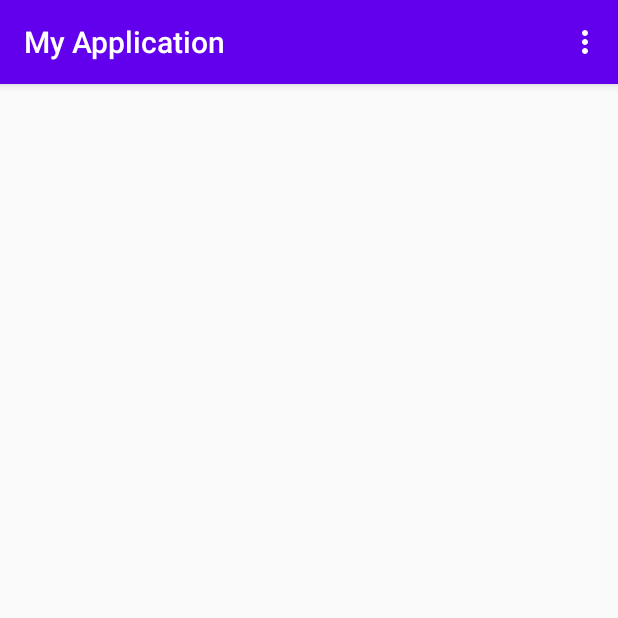
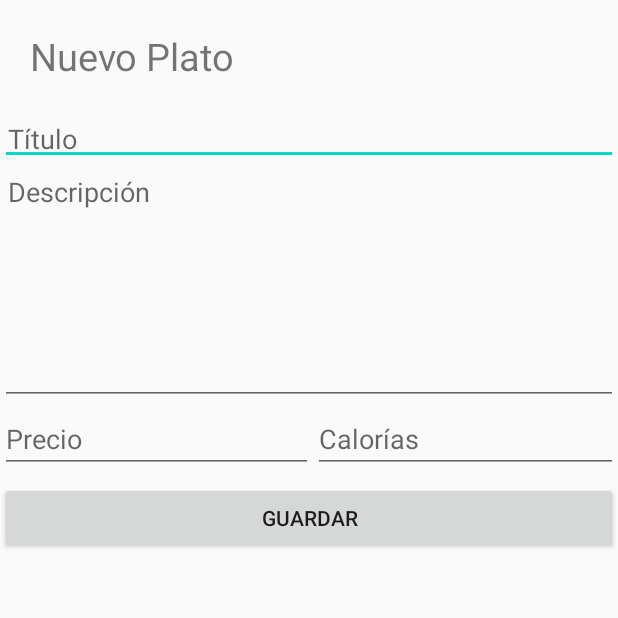
Before and after one commit to AgustinGHunzicker/App01, an Android app: the screen it shows after launch (Home before the commit, NuevoPlato after it), in the options menu, after a tap on "Crear Ítem", on a phone screen of 412 x 824 dp, the top half of it. Run offline under Robolectric (Android 15) with nearby library versions, the phone set to English and light mode, and no system bars.

Commit message:
-Agregar la funcionalidad: "Al presionar el botón “Guardar”, se debe crear una nueva instancia de Plato, para lo cual previamente deberá definir la clase Plato, junto con su constructor, getters y setters." -Hay que agregar la toolbar en las pantallas secundarias?

```diff
--- a/app/src/main/AndroidManifest.xml
+++ b/app/src/main/AndroidManifest.xml
@@ -13,6 +13,9 @@
         <activity android:name=".MainActivity"
             android:label="SignUp">
         </activity>
+        <activity android:name=".NuevoPlato"
+            android:label="SignUp">
+        </activity>
 
         <activity android:name=".Home">
             <intent-filter>
--- a/app/src/main/java/com/example/myapplication/Home.java
+++ b/app/src/main/java/com/example/myapplication/Home.java
@@ -39,6 +39,8 @@ public class Home extends AppCompatActivity {
                 Log.d("Tag1", "REGISTRARME");
                 break;
             case R.id.menuOption2:
+                Intent pantallaNuevoPlato = new Intent(this, NuevoPlato.class);
+                startActivity(pantallaNuevoPlato);
                 Log.d("Tag2", "CREAR ITEM");
                 break;
             case R.id.menuOption3:
--- /dev/null
+++ b/app/src/main/java/com/example/myapplication/NuevoPlato.java
@@ -0,0 +1,25 @@
+package com.example.myapplication;
+
+import android.content.Intent;
+import android.os.Bundle;
+import android.util.Log;
+import android.view.Menu;
+import android.view.MenuItem;
+
+import androidx.appcompat.app.AppCompatActivity;
+import androidx.appcompat.widget.Toolbar;
+
+public class NuevoPlato extends AppCompatActivity {
+
+    @Override
+    protected void onCreate(Bundle savedInstanceState) {
+        super.onCreate(savedInstanceState);
+        setContentView(R.layout.activity_nuevo_plato);
+
+
+
+    }
+
+
+
+}
--- a/app/src/main/res/layout/activity_home.xml
+++ b/app/src/main/res/layout/activity_home.xml
@@ -19,7 +19,4 @@
          </androidx.appcompat.widget.Toolbar>
 
 
-
-
-
 </RelativeLayout>
--- /dev/null
+++ b/app/src/main/res/layout/activity_nuevo_plato.xml
@@ -0,0 +1,65 @@
+<?xml version="1.0" encoding="utf-8"?>
+<LinearLayout xmlns:android="http://schemas.android.com/apk/res/android"
+    android:orientation="vertical" android:layout_width="match_parent"
+    android:layout_height="match_parent">
+
+    <TextView
+        android:id="@+id/txtNuevoPlato"
+        android:layout_width="match_parent"
+        android:layout_height="wrap_content"
+        android:text="@string/laberNuevoPlato"
+        android:padding="20dp"
+        android:textSize="25dp"/>
+
+    <EditText
+        android:id="@+id/textTitulo"
+        android:layout_width="match_parent"
+        android:layout_height="wrap_content"
+        android:hint="@string/labelTituloPlato"
+        android:inputType="text"
+        android:padding="5dp"/>
+
+    <EditText
+        android:id="@+id/textDescripcion"
+        android:layout_width="match_parent"
+        android:layout_height="160dp"
+        android:gravity="fill_horizontal"
+        android:hint="@string/labelDescripcion"
+        android:padding="5dp" />
+    <LinearLayout
+        android:id="@+id/layout2"
+        android:layout_width="match_parent"
+        android:layout_height="51dp"
+        android:orientation="horizontal"
+        >
+
+        <EditText
+            android:id="@+id/textPrecio"
+            android:layout_width="139dp"
+            android:layout_height="wrap_content"
+            android:layout_weight="1"
+            android:ems="10"
+            android:hint="@string/labelPrecio"
+            android:importantForAutofill="no"
+            android:inputType="number"/>
+
+        <EditText
+            android:id="@+id/textCategorias"
+            android:layout_width="133dp"
+            android:layout_height="wrap_content"
+            android:layout_weight="1"
+            android:ems="10"
+            android:hint="@string/labelCalorias"
+            android:importantForAutofill="no"
+            android:inputType="number"
+            android:maxLength="3"   />
+    </LinearLayout>
+
+    <Button
+        android:id="@+id/button"
+        android:layout_width="match_parent"
+        android:layout_height="wrap_content"
+        android:text="@string/btnGuardar" />
+
+
+</LinearLayout>
--- a/app/src/main/res/values/strings.xml
+++ b/app/src/main/res/values/strings.xml
@@ -34,5 +34,10 @@
     <string name="labelInitLoad">0</string>
     <string name="ToastInvalidSpaces">Campos no validos</string>
     <string name="ToastSuccesfullTransaction">Carga exitosa</string>
-
+    <string name="laberNuevoPlato">Nuevo Plato</string>
+    <string name="labelTituloPlato">Título</string>
+    <string name="labelDescripcion">Descripción</string>
+    <string name="labelPrecio">Precio</string>
+    <string name="labelCalorias">Calorías</string>
+    <string name="btnGuardar">Guardar</string>
 </resources>
```
